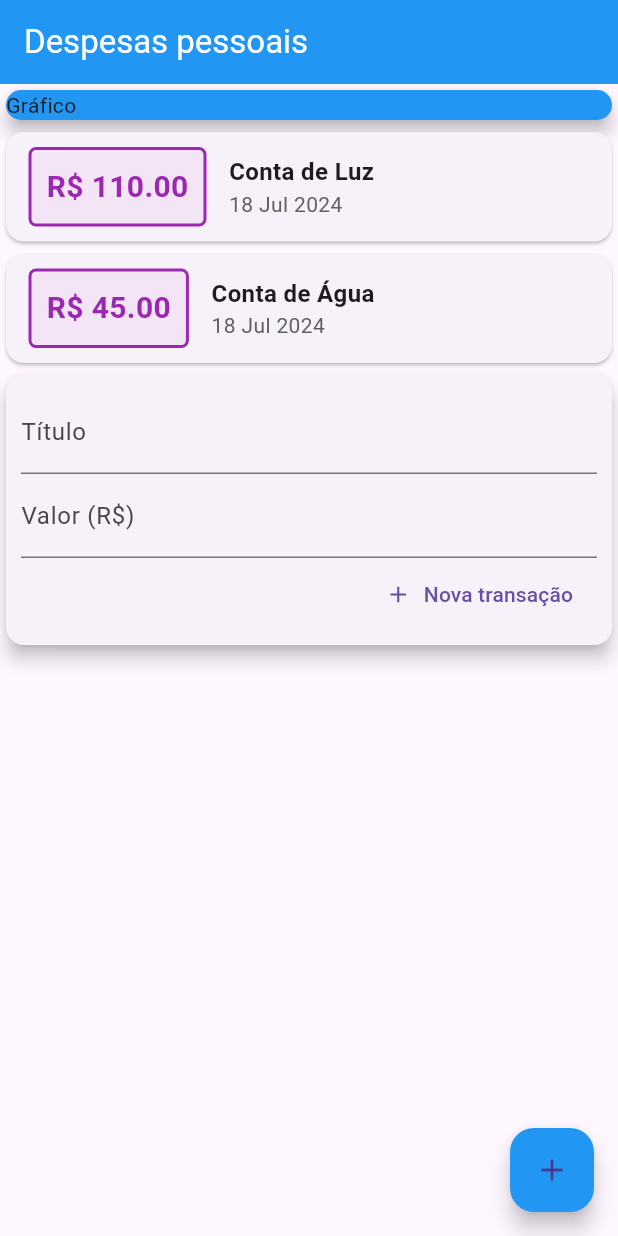
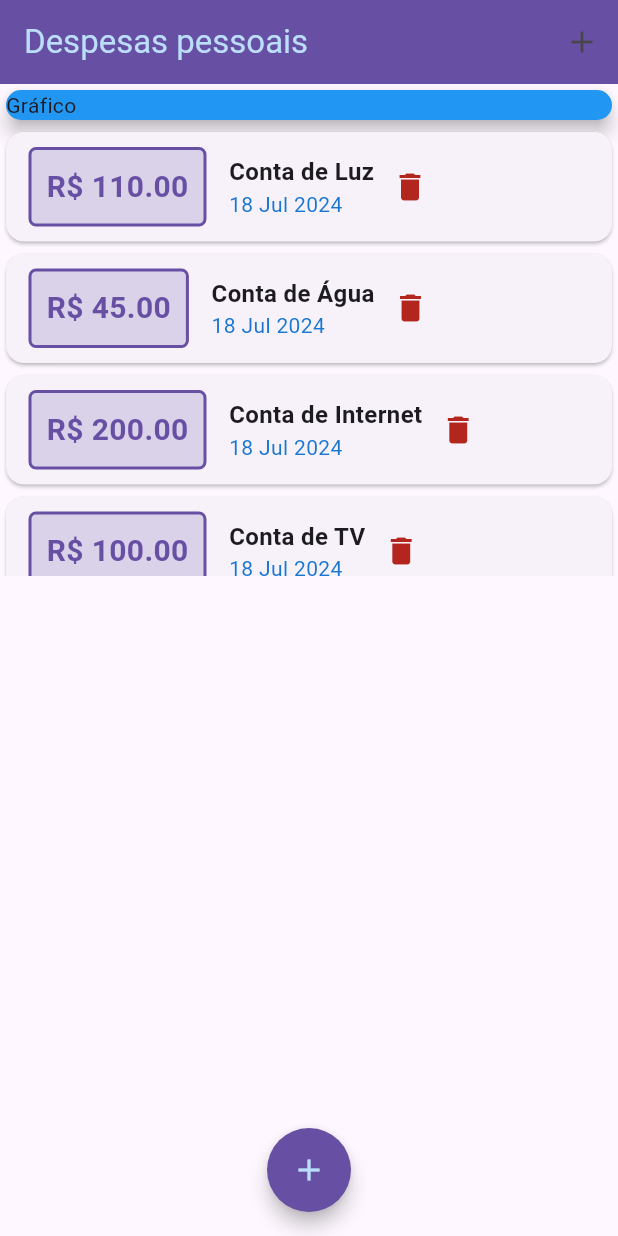
Before and after one commit to jefersonmatheusx/Flutter, a Flutter app: the screen it shows after launch, on a phone screen of 412 x 824 dp. Run offline on Flutter 3.47's test engine with Material 3 defaults, Android fonts, the phone set to English and light mode, and no system bars.

Commit message:
ajuste no tema do aplicativo

```diff
--- a/Cod3r/expenses/lib/components/transaction_list.dart
+++ b/Cod3r/expenses/lib/components/transaction_list.dart
@@ -4,14 +4,20 @@ import 'package:intl/intl.dart';
 
 class TransactionList extends StatelessWidget {
   final List<Transaction> transactions;
-
-  const TransactionList(this.transactions);
-
+  final void Function(String id) deleteTransaction;
+  const TransactionList(
+    this.transactions,
+    this.deleteTransaction, {
+    super.key,
+  });
   @override
   Widget build(BuildContext context) {
     return Container(
-      child: Column(
-        children: transactions.map((tr) {
+      height: 300,
+      child: ListView.builder(
+          itemCount: transactions.length,
+          itemBuilder: (ctx, index) {
+            final tr = transactions[index];
             return Card(
                 child: Row(
               children: <Widget>[
@@ -22,19 +28,19 @@ class TransactionList extends StatelessWidget {
                   ),
                   decoration: BoxDecoration(
                     borderRadius: BorderRadius.circular(5),
-                  color: Colors.purple[50],
+                    color: Theme.of(context).primaryColor.withOpacity(0.2),
                     border: Border.all(
-                    color: Colors.purple,
+                      color: Theme.of(context).primaryColor,
                       width: 2,
                     ),
                   ),
                   padding: const EdgeInsets.all(10),
                   child: Text(
                     'R\$ ${tr.value.toStringAsFixed(2)}',
-                  style: const TextStyle(
+                    style: TextStyle(
                       fontWeight: FontWeight.bold,
                       fontSize: 20,
-                    color: Colors.purple,
+                      color: Theme.of(context).primaryColor,
                     ),
                   ),
                 ),
@@ -48,14 +54,22 @@ class TransactionList extends StatelessWidget {
                         )),
                     Text(DateFormat('d MMM y').format(tr.date),
                         style: TextStyle(
-                        color: Colors.grey[700],
+                          color: Theme.of(context).primaryColorDark,
                         )),
                   ],
-              )
+                ),
+                Column(
+                  children: [
+                    IconButton(
+                      icon: Icon(Icons.delete),
+                      color: Theme.of(context).colorScheme.error,
+                      onPressed: () => deleteTransaction(tr.id),
+                    ),
+                  ],
+                ),
               ],
             ));
-        }).toList(),
-      ),
+          }),
     );
   }
 }
--- a/Cod3r/expenses/lib/components/transaction_user.dart
+++ /dev/null
@@ -1,52 +0,0 @@
-import 'dart:math';
-
-import 'package:expenses/transaction.dart';
-import 'package:flutter/material.dart';
-import 'transaction_form.dart';
-import 'transaction_list.dart';
-
-class TransactionUser extends StatefulWidget {
-  TransactionUser({super.key});
-
-  @override
-  State<TransactionUser> createState() => _TransactionUserState();
-}
-
-class _TransactionUserState extends State<TransactionUser> {
-  final _transactions = [
-    Transaction(
-      id: 't1',
-      title: 'Conta de Luz',
-      value: 110.0,
-      date: DateTime.now(),
-    ),
-    Transaction(
-      id: 't2',
-      title: 'Conta de Água',
-      value: 45.0,
-      date: DateTime.now(),
-    ),
-  ];
-
-  _addTransaction(String title, double value) {
-    final newTransaction = Transaction(
-      id: Random().nextDouble().toString(),
-      title: title,
-      value: value,
-      date: DateTime.now(),
-    );
-    setState(() {
-      _transactions.add(newTransaction);
-    });
-  }
-
-  @override
-  Widget build(BuildContext context) {
-    return Column(children: [
-      TransactionList(_transactions),
-      TransactionForm(
-        addTransaction: _addTransaction,
-      ),
-    ]);
-  }
-}
--- a/Cod3r/expenses/lib/main.dart
+++ b/Cod3r/expenses/lib/main.dart
@@ -1,5 +1,9 @@
+import 'dart:math';
+
 import 'package:expenses/components/graph.dart';
-import 'package:expenses/components/transaction_user.dart';
+import 'package:expenses/components/transaction_form.dart';
+import 'package:expenses/components/transaction_list.dart';
+import 'package:expenses/transaction.dart';
 import 'package:flutter/material.dart';
 
 main() => runApp(ExpensesApp());
@@ -9,40 +13,123 @@ class ExpensesApp extends StatelessWidget {
 
   @override
   Widget build(BuildContext context) {
+    final ThemeData tema = ThemeData();
+
     return MaterialApp(
-      home: MyHomePage(),
-    );
+        home: const MyHomePage(),
+        theme: tema.copyWith(
+          colorScheme: tema.colorScheme.copyWith(
+            primary: Colors.green,
+            secondary: Colors.amber,
+          ),
+        ));
   }
 }
 
-class MyHomePage extends StatelessWidget {
-  final titleController = TextEditingController();
-  final ValueController = TextEditingController();
+class MyHomePage extends StatefulWidget {
+  const MyHomePage({super.key});
 
-  MyHomePage({super.key});
+  @override
+  State<MyHomePage> createState() => _MyHomePageState();
+}
+
+class _MyHomePageState extends State<MyHomePage> {
+  final _transactions = [
+    Transaction(
+      id: 't1',
+      title: 'Conta de Luz',
+      value: 110.0,
+      date: DateTime.now(),
+    ),
+    Transaction(
+      id: 't2',
+      title: 'Conta de Água',
+      value: 45.0,
+      date: DateTime.now(),
+    ),
+    Transaction(
+      id: 't3',
+      title: 'Conta de Internet',
+      value: 200.0,
+      date: DateTime.now(),
+    ),
+    Transaction(
+      id: 't4',
+      title: 'Conta de TV',
+      value: 100.0,
+      date: DateTime.now(),
+    ),
+    Transaction(
+      id: 't5',
+      title: 'Conta de Telefone',
+      value: 200.0,
+      date: DateTime.now(),
+    ),
+  ];
+
+  _addTransaction(String title, double value) {
+    final newTransaction = Transaction(
+      id: Random().nextDouble().toString(),
+      title: title,
+      value: value,
+      date: DateTime.now(),
+    );
+    setState(() {
+      _transactions.add(newTransaction);
+    });
+
+    Navigator.of(context).pop();
+  }
+
+  _deleteTransaction(String id) {
+    setState(() {
+      _transactions.removeWhere((tr) => tr.id == id);
+    });
+  }
+
+  _openTransactionFormModal(BuildContext context) {
+    showModalBottomSheet(
+        context: context,
+        builder: (_) => TransactionForm(
+              onSubmit: _addTransaction,
+            ));
+  }
 
   @override
   Widget build(BuildContext context) {
     return Scaffold(
       appBar: AppBar(
-        backgroundColor: Colors.blue,
-        title: const Text(
+        actions: <Widget>[
+          IconButton(
+            icon: const Icon(Icons.add),
+            onPressed: () => _openTransactionFormModal(context),
+          ),
+        ],
+        backgroundColor: Theme.of(context).primaryColor,
+        title: Text(
           'Despesas pessoais',
-          style: TextStyle(color: Colors.white),
+          style: TextStyle(color: Theme.of(context).primaryColorLight),
         ),
       ),
-      body: Column(
-        crossAxisAlignment: CrossAxisAlignment.stretch,
-        children: <Widget>[
-          Graph(),
-          TransactionUser(),
-        ],
+      body: SingleChildScrollView(
+        child: Column(
+          crossAxisAlignment: CrossAxisAlignment.stretch,
+          children: <Widget>[
+            Graph(),
+            TransactionList(_transactions, _deleteTransaction),
+          ],
+        ),
       ),
       floatingActionButton: FloatingActionButton(
-        backgroundColor: Colors.blue,
+        backgroundColor: Theme.of(context).primaryColor,
+        foregroundColor: Theme.of(context).primaryColorLight,
+        elevation: 5,
+        shape: const CircleBorder(),
+        onPressed: () => _openTransactionFormModal(context),
+        tooltip: 'Adicionar transação',
         child: const Icon(Icons.add),
-        onPressed: () {},
       ),
+      floatingActionButtonLocation: FloatingActionButtonLocation.centerFloat,
     );
   }
 }
```
Also changed, not shown: Cod3r/expenses/lib/components/transaction_form.dart (+26 -11 lines). Lines whose indentation alone changed are shown as unchanged.
